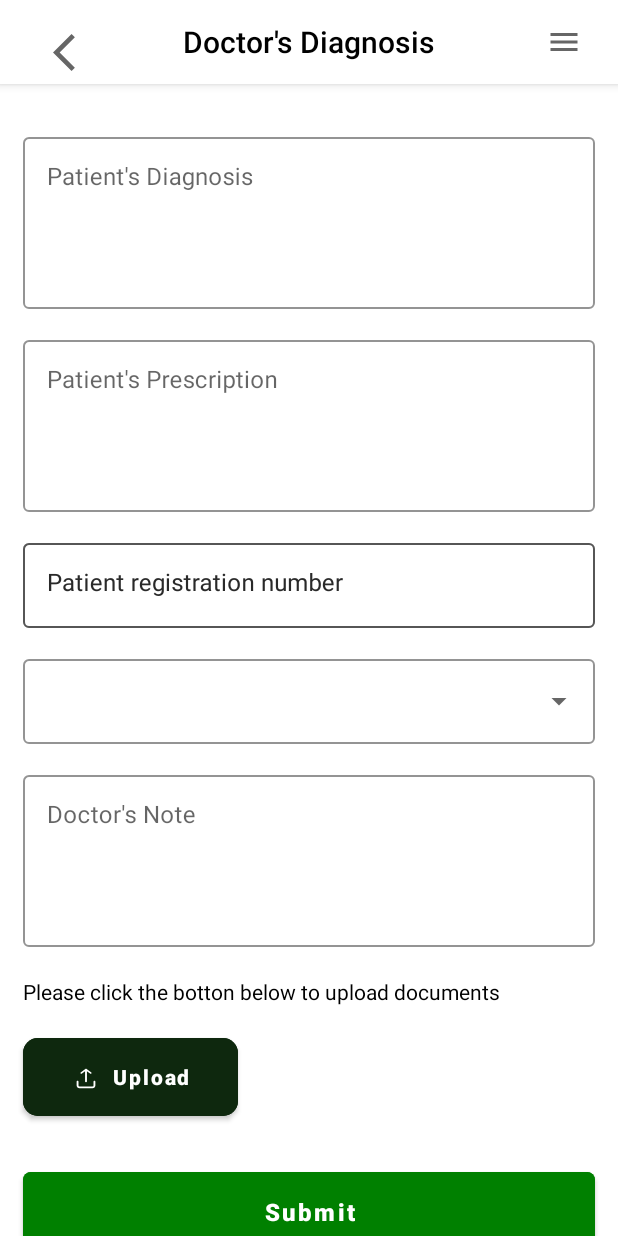
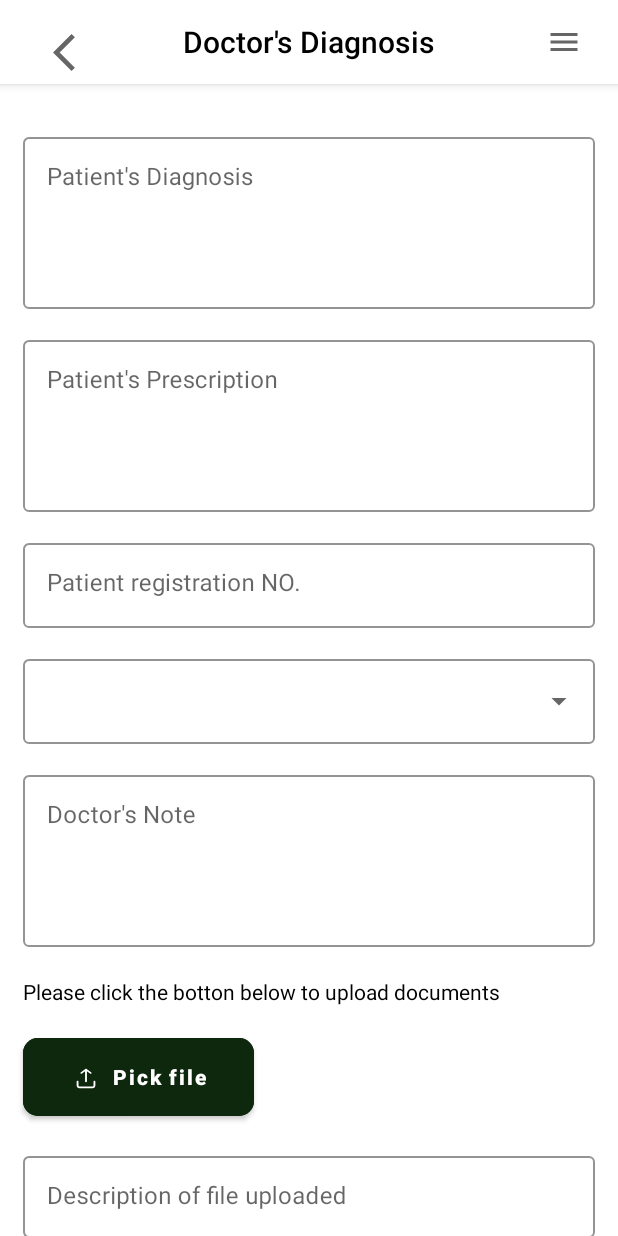
Before and after one commit to oyedsamu/Health_Records, an Android app: the DoctorPrescriptionFragment screen opened through its navigation route, on a phone screen of 412 x 824 dp. Run offline under Robolectric (Android 15) with nearby library versions, the phone set to English and light mode, and no system bars; our stand-ins replace Dagger/Hilt's generated code, navigation-ui; pictures from the network do not load; 2 statements that could not run were skipped.

Commit message:
work on prescription screen

```diff
--- a/app/src/main/AndroidManifest.xml
+++ b/app/src/main/AndroidManifest.xml
@@ -8,10 +8,10 @@
     <uses-permission android:name="android.permission.INTERNET" />
     <uses-permission android:name="android.permission.CALL_PHONE" />
     <uses-permission android:name="android.permission.ACCESS_NETWORK_STATE" />
+    <uses-permission android:name="android.permission.CAMERA"/>
+
     <uses-permission
-        android:name="android.permission.WRITE_EXTERNAL_STORAGE"
-        android:maxSdkVersion="28" />
-    <uses-permission android:name="android.permission.WRITE_INTERNAL_STORAGE" />
+        android:name="android.permission.WRITE_EXTERNAL_STORAGE"/>
 
     <application
         android:name=".EntryApplication"
--- a/app/src/main/java/com/decadevs/healthrecords/api/ApiService.kt
+++ b/app/src/main/java/com/decadevs/healthrecords/api/ApiService.kt
@@ -51,7 +51,7 @@ interface ApiService {
         @Path("patientRegNum") patientRegNum: String
     ): PatientResponse
 
-    @PATCH("update/{patientRegNum}")
+    @PATCH("MedicalRecord/update/{patientRegNum}")
     suspend fun updatePatientRecord(
         @Header("Authorization") token: String,
         @Path("patientRegNum") regNum: String,
--- a/app/src/main/res/layout/fragment_doctor_prescription.xml
+++ b/app/src/main/res/layout/fragment_doctor_prescription.xml
@@ -202,60 +202,69 @@
             app:layout_constraintTop_toBottomOf="@+id/fragment_doctor_note_text_input_layout" />
 
 
-
         <com.google.android.material.button.MaterialButton
             android:id="@+id/fragment_doctor_prescription_upload_file_btn"
             android:layout_width="wrap_content"
             android:layout_height="0dp"
-            android:layout_marginEnd="16dp"
+            android:layout_marginTop="15dp"
             android:backgroundTint="@color/dark_green"
             android:drawableLeft="@drawable/upload_file_icon"
-            android:layout_marginTop="15dp"
             android:drawablePadding="20dp"
             android:enabled="true"
             android:paddingLeft="32dp"
             android:paddingTop="16dp"
             android:paddingRight="32dp"
             android:paddingBottom="16dp"
-            android:text="@string/upload_str"
+            android:text="Pick file"
             android:textAllCaps="false"
             android:textColor="@color/white"
             android:textSize="14sp"
             android:textStyle="bold"
             android:visibility="visible"
             app:cornerRadius="10dp"
-           app:layout_constraintTop_toBottomOf="@id/fragment_doctor_prescription_upload_file_instruction_tv"
             app:layout_constraintStart_toStartOf="@id/fragment_doctor_prescription_upload_file_instruction_tv"
+            app:layout_constraintTop_toBottomOf="@id/fragment_doctor_prescription_upload_file_instruction_tv"
             tools:visibility="visible" />
 
-
         <com.google.android.material.textfield.TextInputLayout
-            android:id="@+id/fragment_doctor_prescription_file_upload_description"
+            android:id="@+id/fragment_doctor_prescription_file_description_tl"
             style="@style/Widget.MaterialComponents.TextInputLayout.OutlinedBox"
             android:layout_width="match_parent"
-            android:layout_height="wrap_content"
+            android:layout_height="60dp"
+            app:layout_constraintEnd_toEndOf="parent"
+            app:layout_constraintStart_toStartOf="parent"
             android:layout_marginStart="15dp"
+            android:layout_marginTop="15dp"
             android:layout_marginEnd="15dp"
-            android:layout_marginTop="15dp"
-            android:hint="@string/patient_registration_number_str"
+            android:hint="Description of file uploaded"
             app:boxBackgroundColor="@android:color/transparent"
             app:boxStrokeColor="@color/green"
             app:counterTextAppearance="@color/green"
             app:hintTextColor="@color/green"
-            app:layout_constraintEnd_toEndOf="parent"
-            app:layout_constraintStart_toStartOf="parent"
-            app:layout_constraintTop_toBottomOf="@+id/fragment_patient_prescription_layout">
-
+            app:layout_constraintTop_toBottomOf="@+id/fragment_doctor_prescription_upload_file_btn"
+            >
 
             <com.google.android.material.textfield.TextInputEditText
-                android:id="@+id/fragment_doctor_prescription_file_"
+                android:id="@+id/fragment_patient_prescription_description_tv"
                 android:layout_width="match_parent"
                 android:layout_height="match_parent"
                 android:gravity="start|top"
                 app:layout_constraintEnd_toEndOf="parent"
                 app:layout_constraintHorizontal_bias="0.0"
                 app:layout_constraintStart_toStartOf="parent" />
+
+
         </com.google.android.material.textfield.TextInputLayout>
+
+        <ImageView
+            android:id="@+id/fragment_doctor_prescription_file_upload_iv"
+            android:layout_width="30dp"
+            android:layout_height="30dp"
+            android:layout_marginStart="20dp"
+            android:hint="sick.png"
+            app:layout_constraintBottom_toBottomOf="@+id/fragment_doctor_prescription_upload_file_btn"
+            app:layout_constraintStart_toEndOf="@+id/fragment_doctor_prescription_upload_file_btn"
+            app:layout_constraintTop_toTopOf="@+id/fragment_doctor_prescription_upload_file_btn" />
 
         <com.google.android.material.button.MaterialButton
             android:id="@+id/fragment_doctor_prescription_btn"
@@ -274,7 +283,7 @@
             android:textSize="16sp"
             android:textStyle="bold"
             app:cornerRadius="5dp"
-            app:layout_constraintTop_toBottomOf="@id/fragment_doctor_prescription_upload_file_btn"
+            app:layout_constraintTop_toBottomOf="@id/fragment_doctor_prescription_file_description_tl"
             app:layout_constraintBottom_toBottomOf="parent"
             app:layout_constraintEnd_toEndOf="parent"
             app:layout_constraintStart_toStartOf="parent"
--- a/app/src/main/res/values/strings.xml
+++ b/app/src/main/res/values/strings.xml
@@ -78,7 +78,7 @@
     <string name="forgot_your_password_str">Forgot your password?</string>
     <string name="doctor_page">Doctor Page</string>
     <string name="submit_str">Submit</string>
-    <string name="patient_registration_number_str">Patient registration number</string>
+    <string name="patient_registration_number_str">Patient registration NO.</string>
     <string name="upload_str">Upload</string>
 
     <!-- PATIENT DETAILS- YEARS -->
```
Also changed, not shown: app/src/main/java/com/decadevs/healthrecords/ui/prescription/DoctorPrescriptionFragment.kt (+84 -3 lines).
